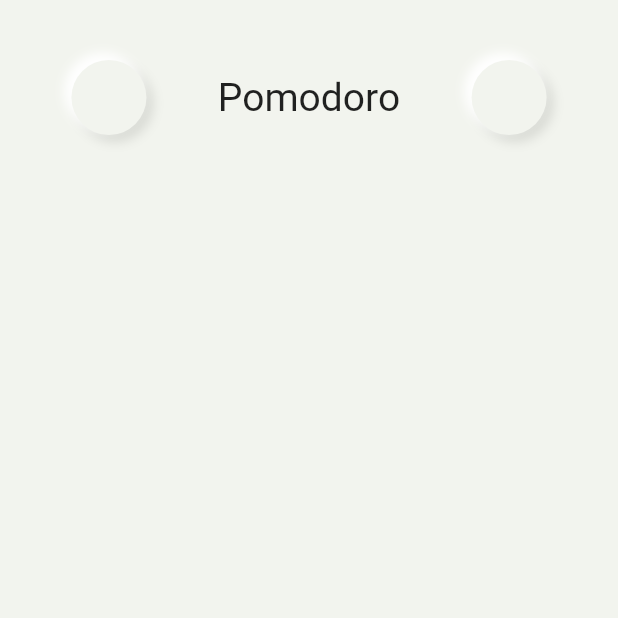
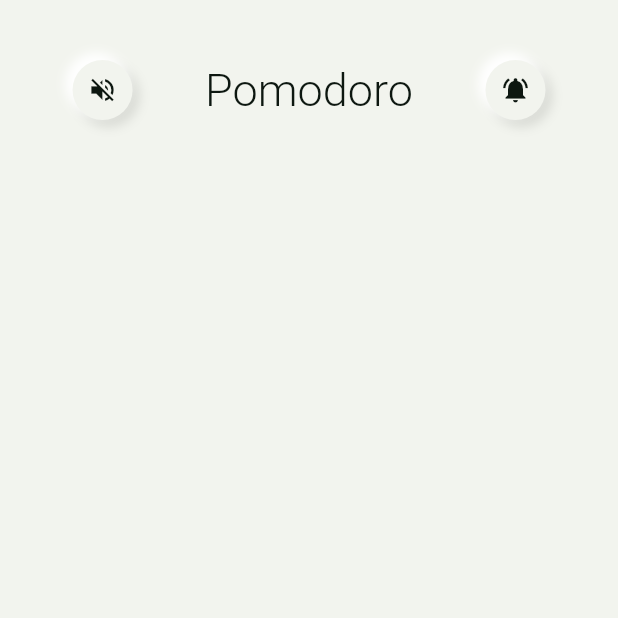
Before and after one commit to MatthieuNadeau96/eye_trainer, a Flutter app: the screen it shows after launch, on a phone screen of 412 x 824 dp, the top half of it. Run offline on Flutter 3.47's test engine with Material 2 defaults, Android fonts, the phone set to English and light mode, and no system bars.

Commit message:
more ui styling changes

```diff
--- a/lib/main.dart
+++ b/lib/main.dart
@@ -12,6 +12,13 @@ class MyApp extends StatelessWidget {
       theme: ThemeData(
         primaryColor: Color(0xff618D7B),
         backgroundColor: Color(0xffF2F4EE),
+        textTheme: TextTheme(
+          headline: TextStyle(
+            color: Color(0xff0D1710),
+            fontSize: 30,
+            fontWeight: FontWeight.w300,
+          ),
+        ),
       ),
       home: MyHomePage(),
     );
@@ -34,12 +41,24 @@ class _MyHomePageState extends State<MyHomePage> {
           Row(
             mainAxisAlignment: MainAxisAlignment.spaceEvenly,
             children: <Widget>[
-              SoftButton(),
-              Text('Pomodoro',
-                  style: TextStyle(
-                    fontSize: 26,
-                  )),
-              SoftButton(),
+              SoftButton(
+                icon: Icon(
+                  Icons.volume_off,
+                  color: Color(0xff0D1710),
+                  size: 20,
+                ),
+              ),
+              Text(
+                'Pomodoro',
+                style: Theme.of(context).textTheme.headline,
+              ),
+              SoftButton(
+                icon: Icon(
+                  Icons.notifications_active,
+                  color: Color(0xff0D1710),
+                  size: 20,
+                ),
+              ),
             ],
           )
         ],
--- a/lib/soft_button.dart
+++ b/lib/soft_button.dart
@@ -8,11 +8,9 @@ class SoftButton extends StatelessWidget {
   @override
   Widget build(BuildContext context) {
     return Container(
-      height: 50,
-      width: 50,
-      child: Icon(
-        icon,
-      ),
+      height: 40,
+      width: 40,
+      child: icon,
       decoration: BoxDecoration(
           color: Theme.of(context).backgroundColor,
           borderRadius: BorderRadius.all(Radius.circular(50)),
```
